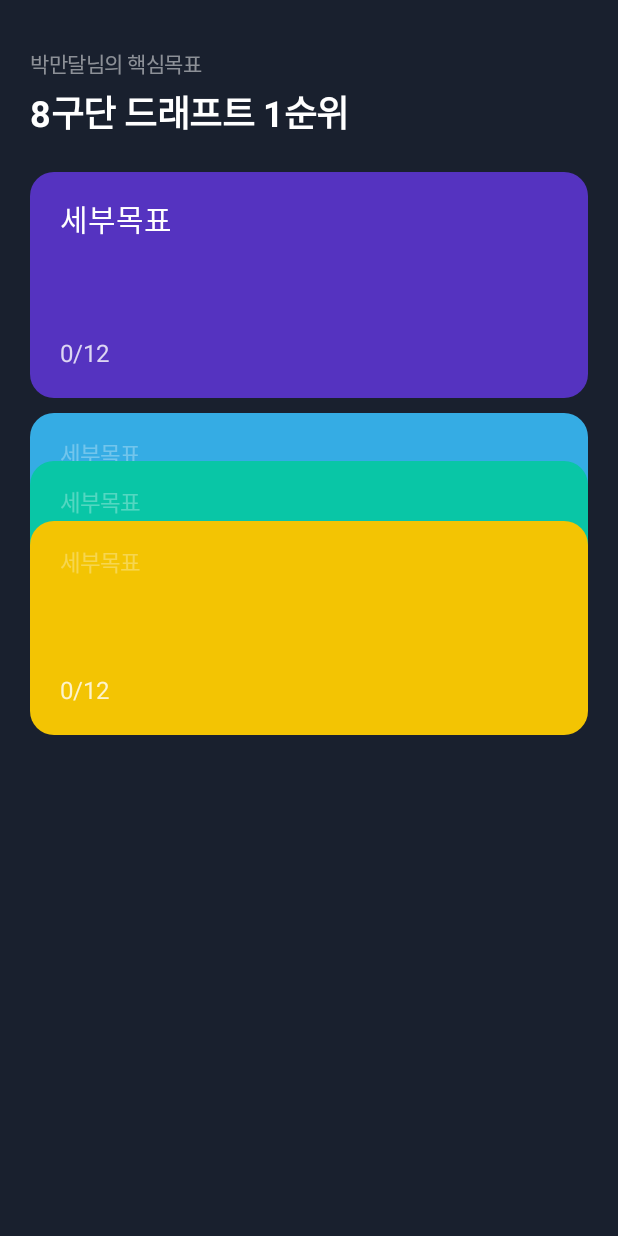
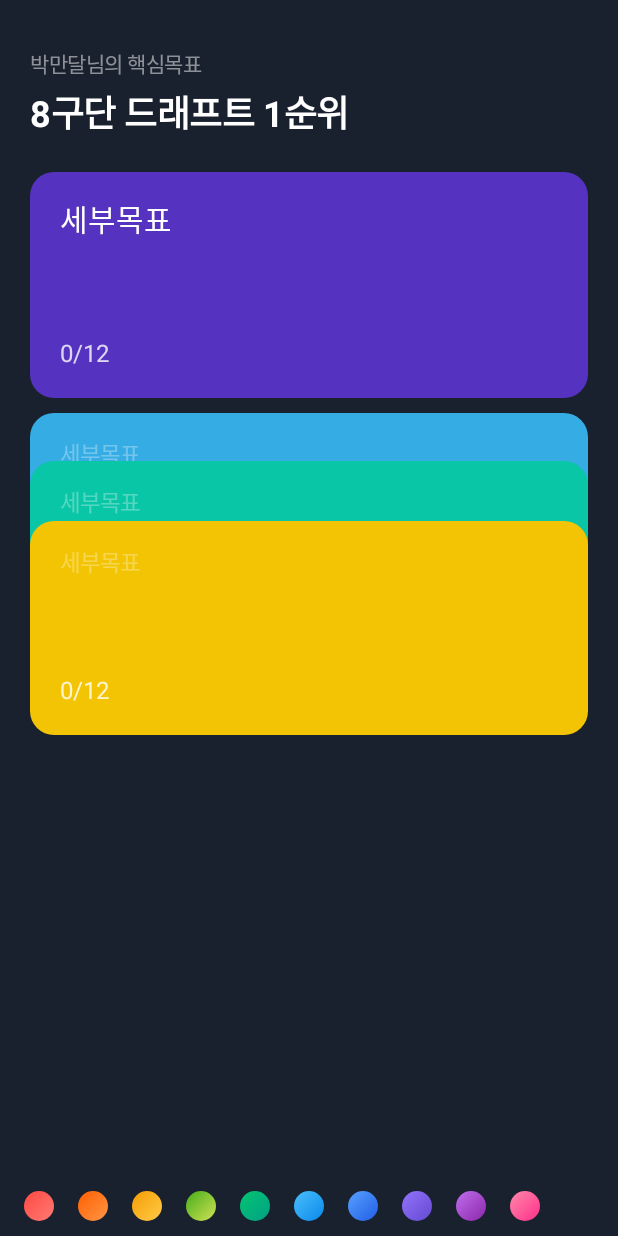
Before and after one commit to Nexters/HagoMandal-AOS, an Android app built with Jetpack Compose: the @Preview function PreviewSubGaolScreen, on a phone screen of 412 x 824 dp. Run offline under Robolectric (Android 15) with nearby library versions, the phone set to English and light mode, and no system bars.

Commit message:
ColorChooser를 SubGoalScreen에 위치하기

```diff
--- a/app/src/main/java/com/greedy0110/hagomandal/ui/ColorChooser.kt
+++ b/app/src/main/java/com/greedy0110/hagomandal/ui/ColorChooser.kt
@@ -2,6 +2,7 @@ package com.greedy0110.hagomandal.ui
 
 import androidx.compose.foundation.background
 import androidx.compose.foundation.layout.Box
+import androidx.compose.foundation.layout.PaddingValues
 import androidx.compose.foundation.layout.Row
 import androidx.compose.foundation.layout.padding
 import androidx.compose.foundation.layout.size
@@ -72,15 +73,17 @@ fun PreviewColorChooserUnit() {
 @Composable
 fun ColorChooser(
     modifier: Modifier = Modifier,
+    contentPadding: PaddingValues = PaddingValues(0.dp),
     selectedIndex: Int?
 ) {
     LazyRow(
-        modifier = modifier.padding(vertical = 6.dp, horizontal = 10.dp),
+        modifier = modifier,
+        contentPadding = contentPadding,
         verticalAlignment = Alignment.CenterVertically,
     ) {
         items(cardColorBrushes.size) { index ->
             ColorChooserUnit(
-                modifier = Modifier.padding(horizontal = 8.dp),
+                modifier = Modifier.padding(horizontal = 4.dp),
                 index = index,
                 selected = selectedIndex == index
             )
@@ -92,6 +95,6 @@ fun ColorChooser(
 @Composable
 fun PreviewColorChooser() {
     HagoMandalTheme {
-        ColorChooser(Modifier, 5)
+        ColorChooser(Modifier, selectedIndex = 5)
     }
 }
--- a/app/src/main/java/com/greedy0110/hagomandal/ui/MainActivity.kt
+++ b/app/src/main/java/com/greedy0110/hagomandal/ui/MainActivity.kt
@@ -72,7 +72,7 @@ fun GoalScreen() {
                 badge = "${item.doneCount}/${item.totalCount}",
                 onClick = {
                     coroutineScope.launch {
-                        pagerState.animateScrollToPage(index)
+                        pagerState.scrollToPage(index)
                     }
                 }
             )
@@ -83,7 +83,8 @@ fun GoalScreen() {
     HorizontalPager(
         count = pages.size,
         state = pagerState,
-        contentPadding = PaddingValues(top = tabHeight)
+        contentPadding = PaddingValues(top = tabHeight),
+        userScrollEnabled = false
     ) { page ->
         // TODO: 패딩은?
         when (page) {
--- a/app/src/main/java/com/greedy0110/hagomandal/ui/SubGoalScreen.kt
+++ b/app/src/main/java/com/greedy0110/hagomandal/ui/SubGoalScreen.kt
@@ -1,7 +1,10 @@
 package com.greedy0110.hagomandal.ui
 
+import androidx.compose.foundation.background
 import androidx.compose.foundation.layout.Column
+import androidx.compose.foundation.layout.PaddingValues
 import androidx.compose.foundation.layout.Spacer
+import androidx.compose.foundation.layout.fillMaxWidth
 import androidx.compose.foundation.layout.padding
 import androidx.compose.foundation.layout.size
 import androidx.compose.material.Scaffold
@@ -51,9 +54,14 @@ fun SubGaolScreen(
         backgroundColor = backgroundColor
     ) {
         Column(
+            Modifier
+                .padding(it)
+                .padding(top = 32.dp)
+        ) {
+            Column(
                 modifier = Modifier
-                .padding(it)
-                .padding(top = 32.dp, start = 20.dp, end = 20.dp)
+                    .weight(1f)
+                    .padding(start = 20.dp, end = 20.dp)
             ) {
                 Text(
                     text = "${nickname}님의 핵심목표",
@@ -69,6 +77,15 @@ fun SubGaolScreen(
                 Spacer(modifier = Modifier.size(22.dp))
                 SubGoalCardList()
             }
+            // TODO: 키보드 위에 붙어있어야함.
+            ColorChooser(
+                modifier = Modifier
+                    .fillMaxWidth()
+                    .background(backgroundColor),
+                selectedIndex = null,
+                contentPadding = PaddingValues(horizontal = 8.dp, vertical = 6.dp)
+            )
+        }
     }
 }
 
```
Lines whose indentation alone changed are shown as unchanged.
